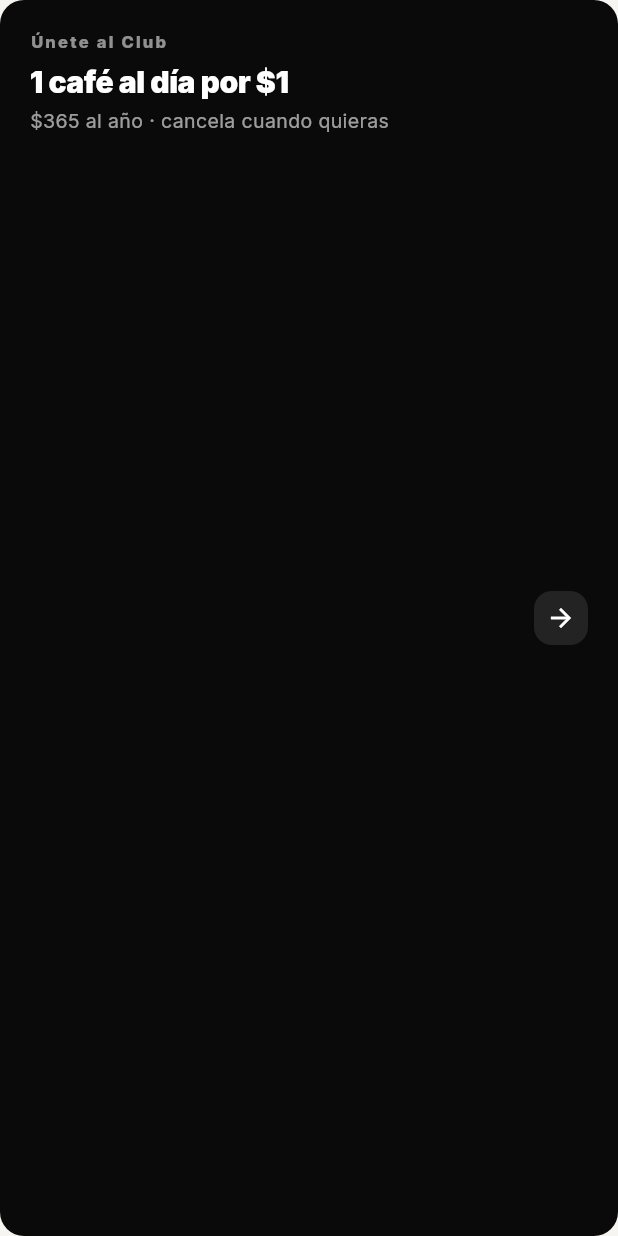
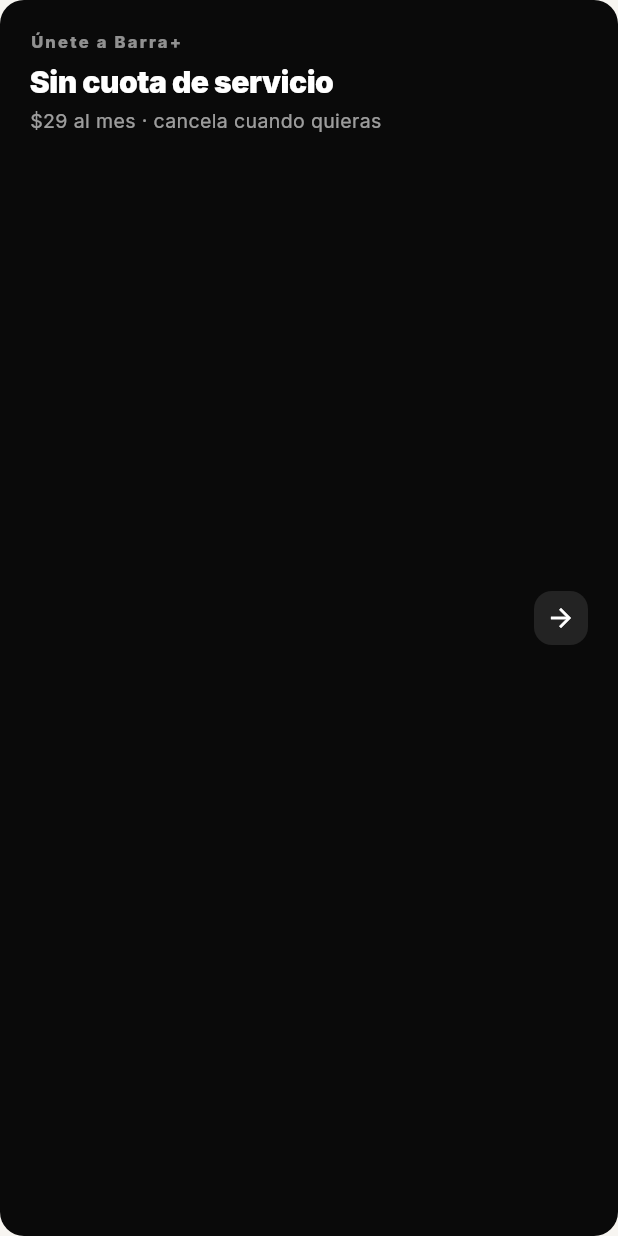
Before and after one commit to RaulPin/coffeclub, a Flutter app: the _SubscriptionBanner widget shown alone on an empty page, opened directly, on a phone screen of 412 x 824 dp. Run offline on Flutter 3.47's test engine with Material 3 defaults, Android fonts, the phone set to English and light mode, and no system bars; our stand-ins replace cloud_firestore, cloud_functions, firebase_auth, firebase_core, flutter_riverpod, go_router and 3 more; missing offline and left inert: flutter_facebook_auth, flutter_stripe; accounts and stored records are empty.

Commit message:
fix(ui): update menu subscription banner to Barra+ ($29/mo, no service fee)
Co-Authored-By: Claude Opus 4.8 <noreply@anthropic.com>
Claude-Session: https://claude.ai/code/session_01WmHHfBbpZpBwh6379s6nQ6

```diff
--- a/lib/features/menu/presentation/menu_screen.dart
+++ b/lib/features/menu/presentation/menu_screen.dart
@@ -273,7 +273,7 @@ class _SubscriptionBanner extends StatelessWidget {
                   crossAxisAlignment: CrossAxisAlignment.start,
                   children: [
                     Text(
-                      'Únete al Club',
+                      'Únete a Barra+',
                       style: TextStyle(
                         color: Colors.white.withValues(alpha: 0.55),
                         fontSize: 11,
@@ -283,7 +283,7 @@ class _SubscriptionBanner extends StatelessWidget {
                     ),
                     const SizedBox(height: AppSpacing.xs),
                     const Text(
-                      '1 café al día por \$1',
+                      'Sin cuota de servicio',
                       style: TextStyle(
                         color: Colors.white,
                         fontWeight: FontWeight.w900,
@@ -293,7 +293,7 @@ class _SubscriptionBanner extends StatelessWidget {
                     ),
                     const SizedBox(height: 2),
                     Text(
-                      '\$365 al año · cancela cuando quieras',
+                      '\$29 al mes · cancela cuando quieras',
                       style: TextStyle(
                         color: Colors.white.withValues(alpha: 0.6),
                         fontSize: 13,
```
